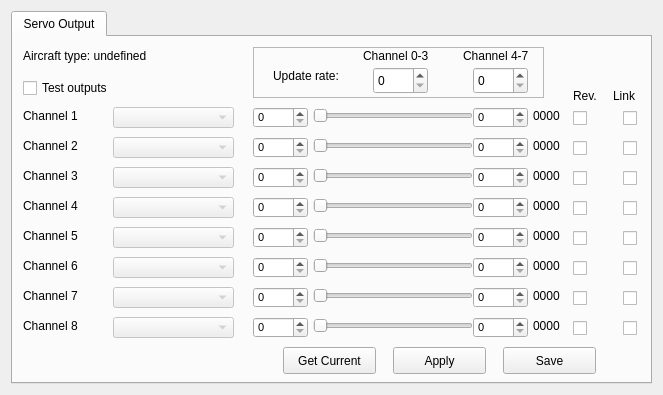
openpilot/OpenPilot, file ground/openpilotgcs/src/plugins/config/output.ui: the form before one commit.
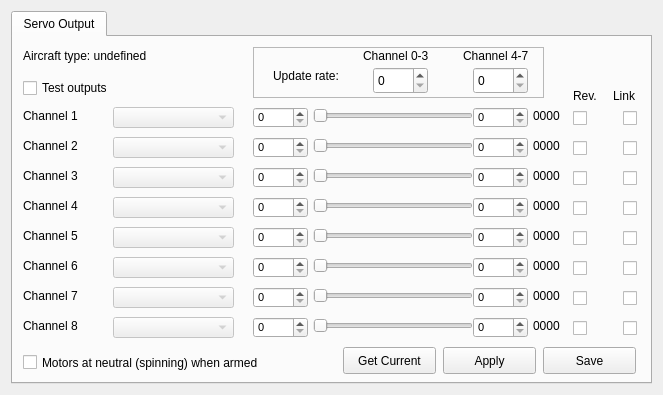
The form after the commit.

Commit message: OP-474: Config gadget option for the "spinning while armed" check box

```diff
--- a/ground/openpilotgcs/src/plugins/config/output.ui
+++ b/ground/openpilotgcs/src/plugins/config/output.ui
@@ -838,7 +838,7 @@
       <widget class="QPushButton" name="saveRCOutputToSD">
        <property name="geometry">
         <rect>
-         <x>490</x>
+         <x>530</x>
          <y>310</y>
          <width>93</width>
          <height>27</height>
@@ -855,7 +855,7 @@
       <widget class="QPushButton" name="getRCOutputCurrent">
        <property name="geometry">
         <rect>
-         <x>270</x>
+         <x>330</x>
          <y>310</y>
          <width>93</width>
          <height>27</height>
@@ -871,7 +871,7 @@
       <widget class="QPushButton" name="saveRCOutputToRAM">
        <property name="geometry">
         <rect>
-         <x>380</x>
+         <x>430</x>
          <y>310</y>
          <width>93</width>
          <height>27</height>
@@ -1443,6 +1443,19 @@
         <string/>
        </property>
       </widget>
+      <widget class="QCheckBox" name="spinningArmed">
+       <property name="geometry">
+        <rect>
+         <x>10</x>
+         <y>310</y>
+         <width>301</width>
+         <height>31</height>
+        </rect>
+       </property>
+       <property name="text">
+        <string>Motors at neutral (spinning) when armed</string>
+       </property>
+      </widget>
      </widget>
     </widget>
    </item>
```
The commit also changes 2 other files.
